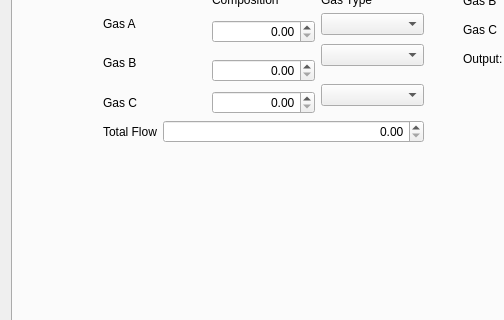
Qt form reactorUI.ui (Dionne-Lab/catalight) before a commit; both pictures show x 0 to 504 and y 288 to 608 of the 1111 by 765 pixel window.
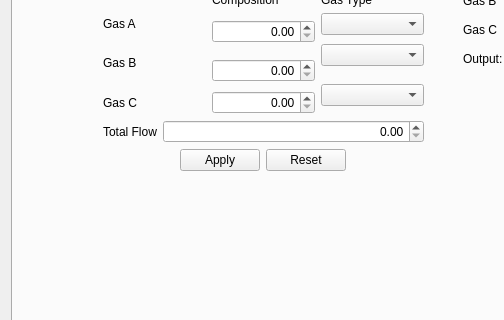
The same form after that commit. The open tabs and pages were chosen to show the change.

Commit message: added new buttons to manual control

What changed in the file:
```diff
--- a/reactorUI.ui
+++ b/reactorUI.ui
@@ -688,7 +688,7 @@
          <x>90</x>
          <y>70</y>
          <width>321</width>
-         <height>421</height>
+         <height>422</height>
         </rect>
        </property>
        <layout class="QVBoxLayout" name="manualControlLayout">
@@ -865,6 +865,22 @@
             </property>
            </widget>
           </item>
+          <item row="1" column="0" colspan="2">
+           <widget class="QDialogButtonBox" name="buttonBox">
+            <property name="layoutDirection">
+             <enum>Qt::RightToLeft</enum>
+            </property>
+            <property name="orientation">
+             <enum>Qt::Horizontal</enum>
+            </property>
+            <property name="standardButtons">
+             <set>QDialogButtonBox::Apply|QDialogButtonBox::Reset</set>
+            </property>
+            <property name="centerButtons">
+             <bool>true</bool>
+            </property>
+           </widget>
+          </item>
          </layout>
         </item>
        </layout>
```
Left out of the diff: 2 changed lines with no effect on the pictures.
